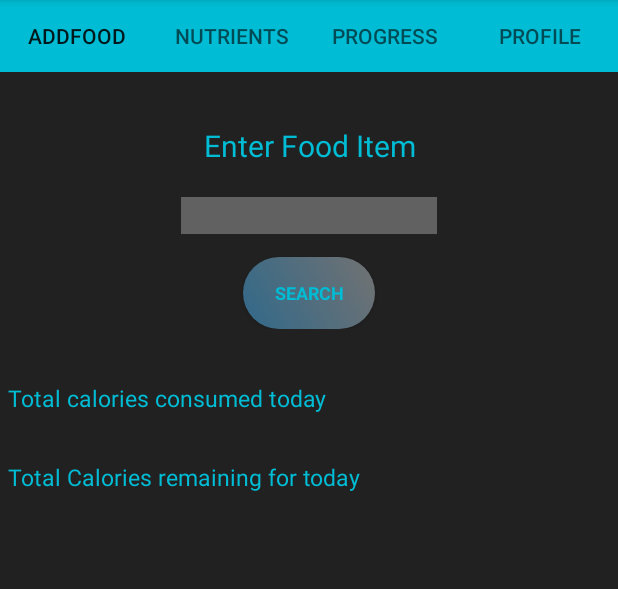
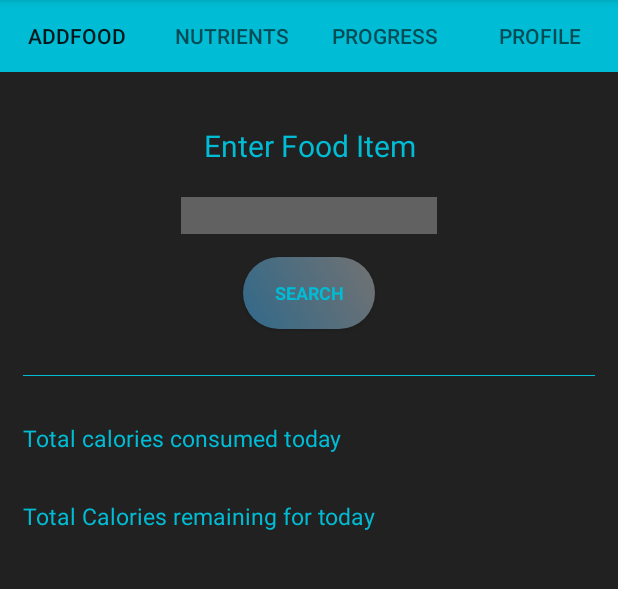
Before and after one commit to nilohit-github/CalorieCountdown, an Android app: the AddFoodFragment screen opened directly, with no data from a screen before it, on a phone screen of 412 x 824 dp, the part 84-673 px from its top. Run offline under Robolectric (Android 15) with nearby library versions, the phone set to English and light mode, and no system bars.

```diff
--- a/app/src/main/AndroidManifest.xml
+++ b/app/src/main/AndroidManifest.xml
@@ -33,7 +33,8 @@
             android:exported="false"
             android:syncable="true" />
 
-        <activity android:name=".SignupActivity"></activity>
+        <activity android:name=".SignupActivity" />
+        <activity android:name=".DetailFood"></activity>
     </application>
 
 </manifest>
--- a/app/src/main/java/com/appguru/android/caloriecountdown/AddFoodFragment.java
+++ b/app/src/main/java/com/appguru/android/caloriecountdown/AddFoodFragment.java
@@ -1,11 +1,20 @@
 package com.appguru.android.caloriecountdown;
 
+import android.content.Context;
+import android.content.Intent;
+import android.net.ConnectivityManager;
+import android.net.NetworkInfo;
 import android.net.Uri;
 import android.os.Bundle;
 import android.support.v4.app.Fragment;
+import android.util.Log;
+import android.view.Gravity;
 import android.view.LayoutInflater;
 import android.view.View;
 import android.view.ViewGroup;
+import android.widget.Button;
+import android.widget.EditText;
+import android.widget.Toast;
 
 import com.google.android.gms.plus.PlusOneButton;
 
@@ -30,8 +39,23 @@ public class AddFoodFragment extends Fragment {
     private String mParam1;
     private String mParam2;
     private PlusOneButton mPlusOneButton;
+    private Button btnDisplay;
+    Boolean internetAvailable;
+    private EditText mEditFood;
+    String searchedFood;
+    String username;
+    CharSequence text = "No network coverage)";
+    Toast toast;
+    View rootView;
 
     private OnFragmentInteractionListener mListener;
+
+    public interface Callback {
+        /**
+         * DetailFragmentCallback for when an item has been selected.
+         */
+        public void onSearchClick(String username,String foodItem);
+    }
 
     public AddFoodFragment() {
         // Required empty public constructor
@@ -62,18 +86,24 @@ public class AddFoodFragment extends Fragment {
             mParam1 = getArguments().getString(ARG_PARAM1);
             mParam2 = getArguments().getString(ARG_PARAM2);
         }
+
     }
 
     @Override
     public View onCreateView(LayoutInflater inflater, ViewGroup container,
                              Bundle savedInstanceState) {
         // Inflate the layout for this fragment
-        View view = inflater.inflate(R.layout.fragment_add_food, container, false);
+        rootView = inflater.inflate(R.layout.fragment_add_food, container, false);
+        Intent intent = getActivity().getIntent();
+        username = intent.getStringExtra("username");
+        Log.v("fragment food", "user:::::: " +username );
+
+        addListenerOnButton();
 
         //Find the +1 button
        // mPlusOneButton = (PlusOneButton) view.findViewById(R.id.plus_one_button);
 
-        return view;
+        return rootView;
     }
 
     @Override
@@ -82,6 +112,40 @@ public class AddFoodFragment extends Fragment {
 
         // Refresh the state of the +1 button each time the activity receives focus.
 //        mPlusOneButton.initialize(PLUS_ONE_URL, PLUS_ONE_REQUEST_CODE);
+    }
+
+
+    public void addListenerOnButton() {
+
+
+
+        btnDisplay = (Button)rootView.findViewById(R.id.search_food_button);
+
+        btnDisplay.setOnClickListener(new View.OnClickListener() {
+
+            @Override
+            public void onClick(View v) {
+
+             internetAvailable =   isNetworkAvailable();
+
+                if(internetAvailable)
+                {
+                    mEditFood = (EditText)rootView.findViewById(R.id.editTextFood);
+                    String searchedFood = mEditFood.getText().toString();
+                    ((Callback) getActivity()).onSearchClick(username,searchedFood);
+                }
+                else
+                {
+                    int duration = Toast.LENGTH_LONG;
+                    toast = Toast.makeText(getContext(), text, duration);
+                    toast.setGravity(Gravity.CENTER|Gravity.CENTER, 0, 0);
+                    toast.show();
+                }
+
+            }
+        });
+
+
     }
 
     // TODO: Rename method, update argument and hook method into UI event
@@ -116,6 +180,16 @@ public class AddFoodFragment extends Fragment {
         void onFragmentInteraction(Uri uri);
     }
 
+    private boolean isNetworkAvailable() {
+        ConnectivityManager manager = (ConnectivityManager)getActivity().getSystemService(Context.CONNECTIVITY_SERVICE);
+        NetworkInfo networkInfo = manager.getActiveNetworkInfo();
+        boolean isAvailable = false;
+        if (networkInfo != null && networkInfo.isConnected()){
+            isAvailable = true;
+        }
+        return isAvailable;
+    }
+
 
 
 }
--- a/app/src/main/java/com/appguru/android/caloriecountdown/LoginActivity.java
+++ b/app/src/main/java/com/appguru/android/caloriecountdown/LoginActivity.java
@@ -298,7 +298,7 @@ public class LoginActivity extends AppCompatActivity implements LoaderManager.Lo
                     cursor.close();
                     Log.v("show progress ", "::::20 "+email );
                     Intent intent = new Intent(this, MainActivity.class);
-                    intent.putExtra(EXTRA_MESSAGE, email);
+                    intent.putExtra("username", email);
                     startActivity(intent);
                 }
                 else{
--- a/app/src/main/java/com/appguru/android/caloriecountdown/MacronutrientFragment.java
+++ b/app/src/main/java/com/appguru/android/caloriecountdown/MacronutrientFragment.java
@@ -1,8 +1,10 @@
 package com.appguru.android.caloriecountdown;
 
+import android.content.Intent;
 import android.net.Uri;
 import android.os.Bundle;
 import android.support.v4.app.Fragment;
+import android.util.Log;
 import android.view.LayoutInflater;
 import android.view.View;
 import android.view.ViewGroup;
@@ -63,7 +65,12 @@ public class MacronutrientFragment extends Fragment {
     public View onCreateView(LayoutInflater inflater, ViewGroup container,
                              Bundle savedInstanceState) {
         // Inflate the layout for this fragment
-        return inflater.inflate(R.layout.fragment_macronutrient, container, false);
+        View view = inflater.inflate(R.layout.fragment_macronutrient, container, false);
+        Intent intent = getActivity().getIntent();
+        String username = intent.getStringExtra("username");
+        Log.v("fragment nutrient", "user:::::: " +username );
+        return view;
+
     }
 
     // TODO: Rename method, update argument and hook method into UI event
--- a/app/src/main/java/com/appguru/android/caloriecountdown/MainActivity.java
+++ b/app/src/main/java/com/appguru/android/caloriecountdown/MainActivity.java
@@ -5,9 +5,10 @@ import android.os.Bundle;
 import android.support.design.widget.TabLayout;
 import android.support.v4.view.ViewPager;
 import android.support.v7.app.AppCompatActivity;
+import android.util.Log;
 import android.view.KeyEvent;
 
-public class MainActivity extends AppCompatActivity {
+public class MainActivity extends AppCompatActivity implements AddFoodFragment.Callback {
 
     private TabLayout tabLayout;
     private ViewPager viewPager;
@@ -92,4 +93,22 @@ public class MainActivity extends AppCompatActivity {
     }
 
 
+    /**
+     * DetailFragmentCallback for when an item has been selected.
+     *
+     * @param username
+     * @param foodItem
+     */
+    @Override
+    public void onSearchClick(String username, String foodItem) {
+
+        Intent intent = new Intent(this, SignupActivity.class);
+        intent.putExtra("username", username);
+        intent.putExtra("fooditem", foodItem);
+        Log.v(" main fragment user", "umain:::::: " +username );
+        Log.v(" main fragment food", "ufood:::::: " +foodItem );
+
+      //  startActivity(intent);
+
+    }
 }
--- a/app/src/main/res/layout/fragment_add_food.xml
+++ b/app/src/main/res/layout/fragment_add_food.xml
@@ -28,6 +28,7 @@
             android:textStyle="bold"
             android:textColor="@color/colorAccent"/>
 
+
         <EditText
             android:id="@+id/editTextFood"
             android:imeOptions="actionSearch"
@@ -39,9 +40,9 @@
             android:ems="8"
             android:maxLength="15"
             android:inputType="text" >
-
             <requestFocus />
         </EditText>
+
 
         <RelativeLayout
             android:layout_width="match_parent"
@@ -52,8 +53,8 @@
                 android:layout_width="wrap_content"
                 android:layout_height="wrap_content"
                 android:layout_marginTop="15dp"
+                android:layout_marginBottom="15dp"
                 android:text="@string/action_search_food"
-
                 android:textStyle="bold"
                 android:padding="10dp"
                 android:layout_centerHorizontal="true"
@@ -64,20 +65,28 @@
 
         </RelativeLayout>
 
+        <View
+            android:layout_width="match_parent"
+            android:layout_height=".8dp"
+            android:layout_margin="15dp"
+            android:background="@color/colorAccent"/>
+
         <TextView
             android:id="@+id/CalorieConsumed"
             android:layout_width="wrap_content"
             android:layout_height="wrap_content"
             android:fontFamily="sans-serif-thin"
             android:gravity="center"
-            android:padding="5dp"
+
             android:text="@string/Consumed"
             android:textSize="15sp"
             android:layout_marginTop="30dp"
+            android:layout_margin="15dp"
             android:layout_marginBottom="15dp"
 
             android:textStyle="bold"
             android:textColor="@color/colorAccent"/>
+
 
 
         <TextView
@@ -86,11 +95,12 @@
             android:layout_height="wrap_content"
             android:fontFamily="sans-serif-thin"
             android:gravity="center"
-            android:padding="5dp"
+
             android:text="@string/Remaining"
             android:textSize="15sp"
             android:layout_marginTop="5dp"
             android:layout_marginBottom="15dp"
+            android:layout_margin="15dp"
             android:textStyle="bold"
             android:textColor="@color/colorAccent"/>
 
```
Also changed, not shown: app/src/main/java/com/appguru/android/caloriecountdown/DetailFood.java (added, +36 -0 lines), app/src/main/java/com/appguru/android/caloriecountdown/FetchFood.java (added, +204 -0 lines), app/src/main/java/com/appguru/android/caloriecountdown/FoodAdapter.java (added, +58 -0 lines), app/src/main/java/com/appguru/android/caloriecountdown/FoodItem.java (added, +64 -0 lines), app/src/main/java/com/appguru/android/caloriecountdown/ProfileFragment.java (+7 -1 lines), app/src/main/java/com/appguru/android/caloriecountdown/ProgressFragment.java (+7 -1 lines), app/src/main/res/layout/activity_detail_food.xml (added, +13 -0 lines).
